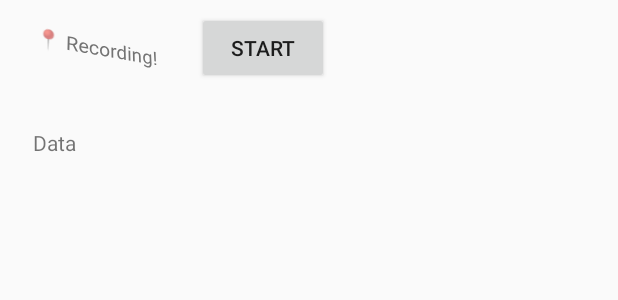
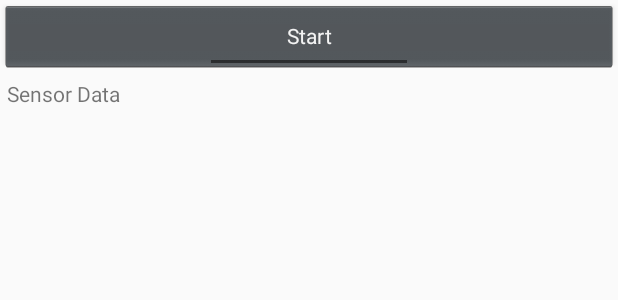
Before and after one commit to ctwhome/SmartPlay, an Android app: the layout recording_activity.xml on its own in the app's theme, with its tools: preview values and no code run, on a phone screen of 412 x 824 dp. Shown: the top 300 px of the screen. Run offline under Robolectric (Android 15) with nearby library versions, the phone set to English and light mode, and no system bars.

Commit message:
Run app on device

```diff
--- a/app/build.gradle
+++ b/app/build.gradle
@@ -9,7 +9,7 @@ android {
 
     defaultConfig {
         applicationId "com.example.smartplay"
-        minSdk 30
+        minSdk 28
         targetSdk 33
         versionCode 1
         versionName "1.0"
--- a/app/src/main/res/layout/recording_activity.xml
+++ b/app/src/main/res/layout/recording_activity.xml
@@ -10,20 +10,11 @@
         android:layout_height="wrap_content"
         android:orientation="horizontal">
 
-        <TextView
-            android:id="@+id/text"
-            android:layout_width="wrap_content"
-            android:layout_height="wrap_content"
-            android:layout_centerHorizontal="true"
-            android:padding="10pt"
-            android:rotationX="26"
-            android:rotationY="22"
-            android:text="📍 ️Recording!" />
-
         <Button
             android:id="@+id/startButton"
-            android:layout_width="wrap_content"
-            android:layout_height="wrap_content"
+            style="@android:style/Widget.Holo.Button.Toggle"
+            android:layout_width="match_parent"
+            android:layout_height="match_parent"
             android:text="Start" />
 
         <Button
@@ -33,14 +24,13 @@
             android:text="Stop"
             android:visibility="gone" />
     </LinearLayout>
+
     <TextView
         android:id="@+id/sensorData"
         android:layout_width="match_parent"
-        android:layout_height="wrap_content"
-        android:layout_centerHorizontal="true"
-        android:padding="10pt"
-        android:text="Data" />
-
+        android:layout_height="match_parent"
+        android:padding="2pt"
+        android:text="Sensor Data" />
 
 
 </LinearLayout>
```
Also changed, not shown: 1 other file.
